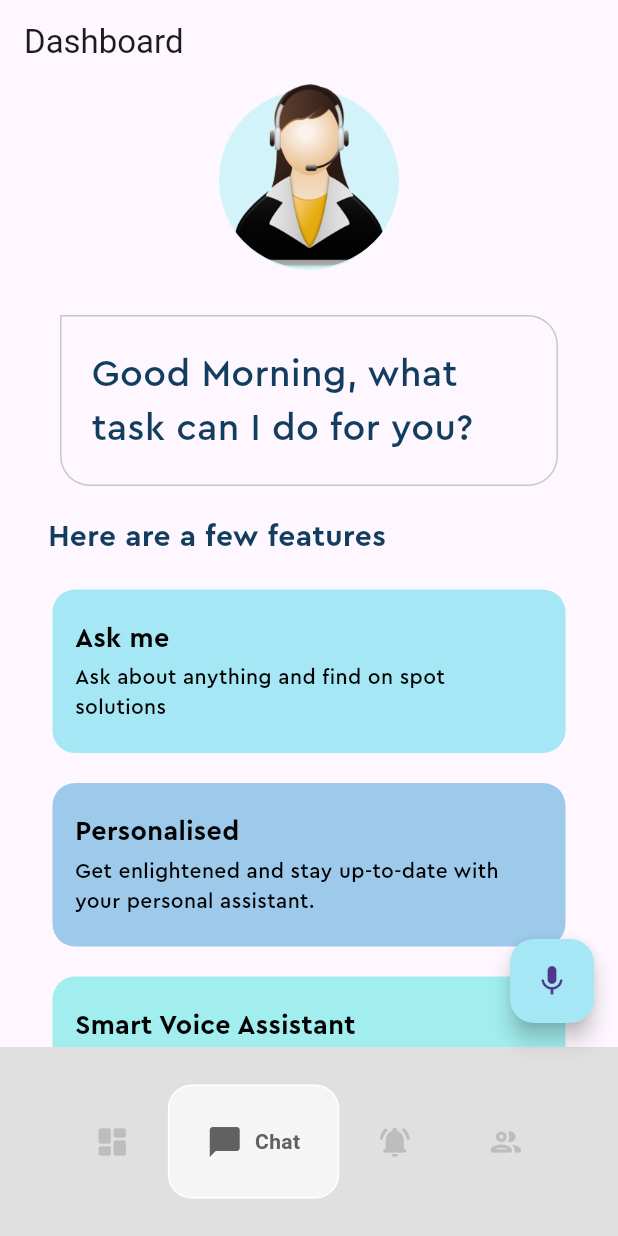
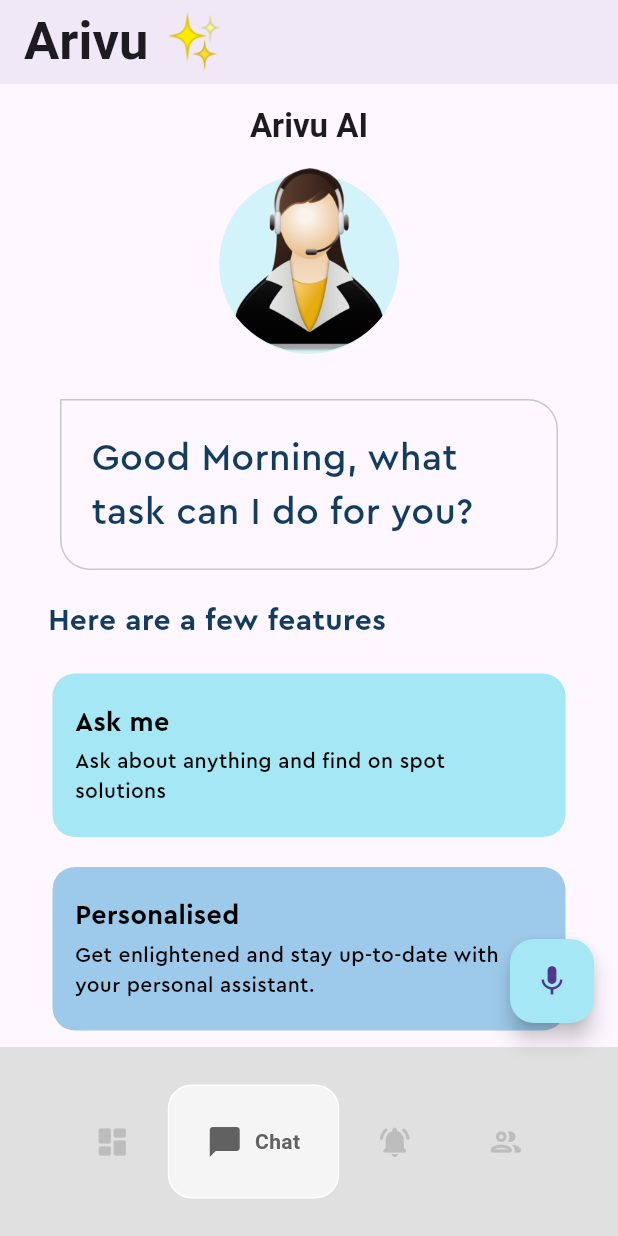
Before and after one commit to Susan-Joy/arivu-app, a Flutter app: the Landing screen opened directly, item 2 of the bottom bar chosen, on a phone screen of 412 x 824 dp. Run offline on Flutter 3.47's test engine with Material 3 defaults, Android fonts, the phone set to English and light mode, and no system bars; drawn by our look-alikes of google_nav_bar; our stand-ins replace animate_do, flutter_tts, hive_flutter, smooth_page_indicator, speech_to_text, youtube_player_flutter; accounts and stored records are empty.

Commit message:
ui improvements

```diff
--- a/lib/pages/chat_page.dart
+++ b/lib/pages/chat_page.dart
@@ -100,6 +100,13 @@ class _ChatPageState extends State<ChatPage> {
   @override
   Widget build(BuildContext context) {
     return Scaffold(
+      appBar: AppBar(
+        title: Text(
+          "Arivu AI",
+          style: TextStyle(fontWeight: FontWeight.bold),
+        ),
+        centerTitle: true,
+      ),
       body: SingleChildScrollView(
         child: Column(
           children: [
--- a/lib/pages/landing.dart
+++ b/lib/pages/landing.dart
@@ -36,7 +36,11 @@ class _LandingState extends State<Landing> {
 
     return Scaffold(
       appBar: AppBar(
-        title: Text('Dashboard'),
+        elevation: 4,
+        title: Text(
+          'Arivu ✨',
+          style: TextStyle(fontSize: 35, fontWeight: FontWeight.bold),
+        ),
       ),
       body: _pages[_selectedIndex],
       backgroundColor: Colors.grey[300],
```
